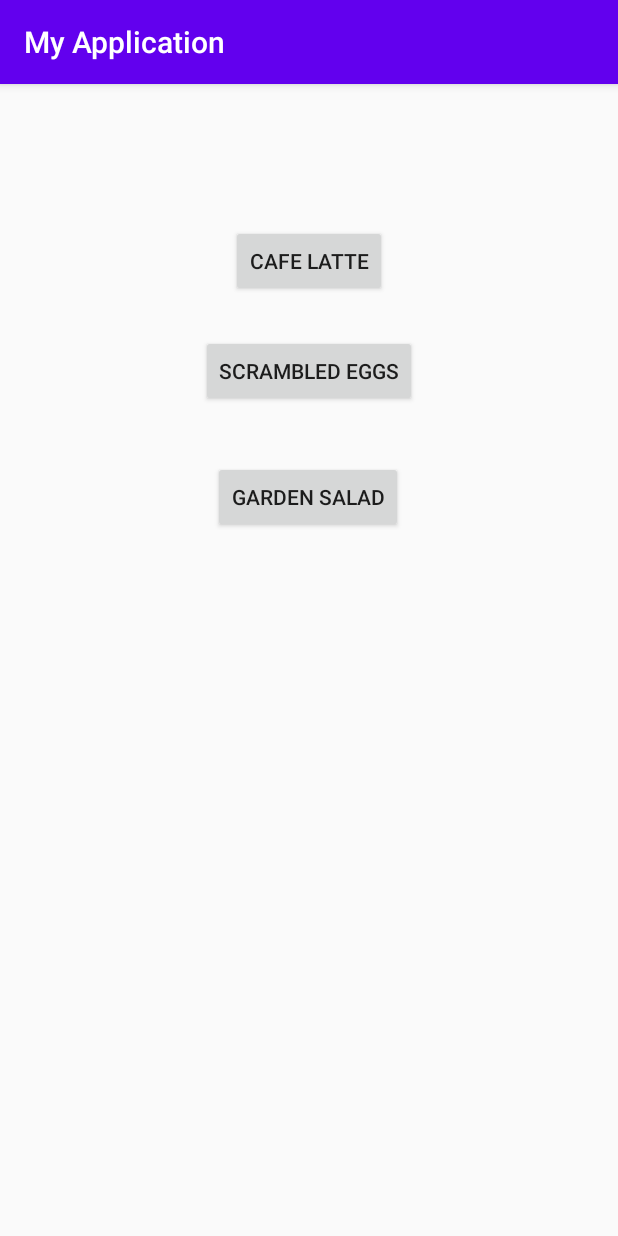
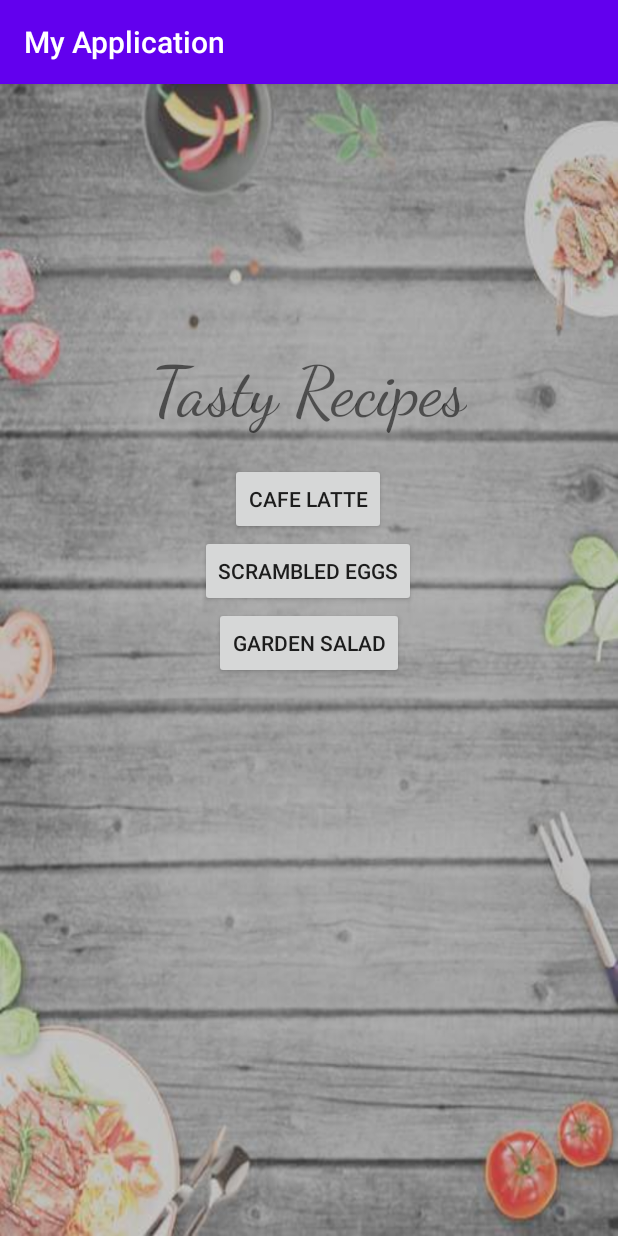
Before and after one commit to Hanan321/Recipe, an Android app: the screen it shows after launch (MainActivity), on a phone screen of 412 x 824 dp. Run offline under Robolectric (Android 15) with nearby library versions, the phone set to English and light mode, and no system bars.

Commit message:
First Recipe after fixing main page

```diff
--- a/app/src/main/res/layout/activity_main.xml
+++ b/app/src/main/res/layout/activity_main.xml
@@ -4,38 +4,53 @@
     xmlns:tools="http://schemas.android.com/tools"
     android:layout_width="match_parent"
     android:layout_height="match_parent"
+    android:background="@drawable/background"
     tools:context=".MainActivity">
+
+
+    <TextView
+        android:id="@+id/textView3"
+        android:layout_width="wrap_content"
+        android:layout_height="wrap_content"
+        android:layout_marginTop="178dp"
+        android:fontFamily="cursive"
+        android:text="@string/tasty_recipes"
+        android:textSize="45sp"
+        app:layout_constraintEnd_toEndOf="parent"
+        app:layout_constraintStart_toStartOf="parent"
+        app:layout_constraintTop_toTopOf="parent" />
+
 
         <Button
             android:id="@+id/caffe_late_b"
             android:layout_width="wrap_content"
             android:layout_height="wrap_content"
             android:layout_marginStart="20dp"
-        android:layout_marginTop="94dp"
             android:onClick="onDisplayCafeLate"
             android:text="@string/cafe_latte"
-        app:layout_constraintStart_toStartOf="@+id/scrambled_eggs_b"
-        app:layout_constraintTop_toTopOf="parent" />
+            app:layout_constraintBottom_toTopOf="@+id/scrambled_eggs_b"
+            app:layout_constraintStart_toStartOf="@+id/scrambled_eggs_b" />
 
         <Button
             android:id="@+id/scrambled_eggs_b"
             android:layout_width="wrap_content"
             android:layout_height="wrap_content"
-        android:layout_marginTop="25dp"
+            android:layout_marginStart="32dp"
+            android:layout_marginTop="67dp"
             android:onClick="onDisplayScrambledEggs"
             android:text="@string/scrambled_eggs"
-        app:layout_constraintEnd_toEndOf="parent"
-        app:layout_constraintStart_toStartOf="parent"
-        app:layout_constraintTop_toBottomOf="@+id/caffe_late_b" />
+            app:layout_constraintStart_toStartOf="@+id/textView3"
+            app:layout_constraintTop_toBottomOf="@+id/textView3" />
 
         <Button
             android:id="@+id/button4"
             android:layout_width="wrap_content"
             android:layout_height="wrap_content"
-        android:layout_marginStart="8dp"
-        android:layout_marginTop="36dp"
+            android:layout_marginTop="48dp"
+            android:layout_marginEnd="8dp"
             android:onClick="onDisplayGardenSalad"
             android:text="@string/garden_salad"
-        app:layout_constraintStart_toStartOf="@+id/scrambled_eggs_b"
-        app:layout_constraintTop_toBottomOf="@+id/scrambled_eggs_b" />
+            app:layout_constraintEnd_toEndOf="@+id/scrambled_eggs_b"
+            app:layout_constraintTop_toTopOf="@+id/scrambled_eggs_b" />
+
 </android.support.constraint.ConstraintLayout>
--- a/app/src/main/res/values/strings.xml
+++ b/app/src/main/res/values/strings.xml
@@ -8,7 +8,7 @@
     <string name="garden_salad">Garden Salad</string>
     <string name="garden_salad_recipe">1-Chop lettuce into small, bite sized pieces. Transfer to a colander or salad spinner, rinse and dry.\n2-Rinse carrots, cucumber, green onion and cherry tomatoes. Pat dry.\n3-Cut carrots and cucumber into thin half moons and chop green onion.\n4-Dice red onion into very small pieces and halve tomatoes.\n5-Place lettuce, vegetables and tomatoes in a large bowl.\n6-Measure dressing ingredients into a small bowl or glass jar and whisk well.then apply your favorite dressing.
 </string>
-
+    <string name="tasty_recipes">Tasty Recipes</string>
 
 
 </resources>
```
Lines whose indentation alone changed are shown as unchanged.
